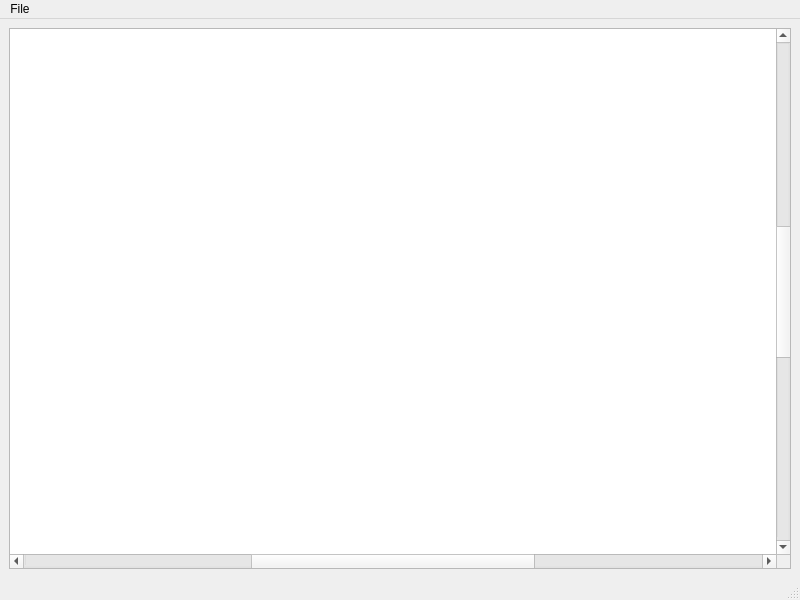
Before: the Qt Designer form mainwindow.ui in stweise/rico-cluster-qt, drawn with Qt 5.
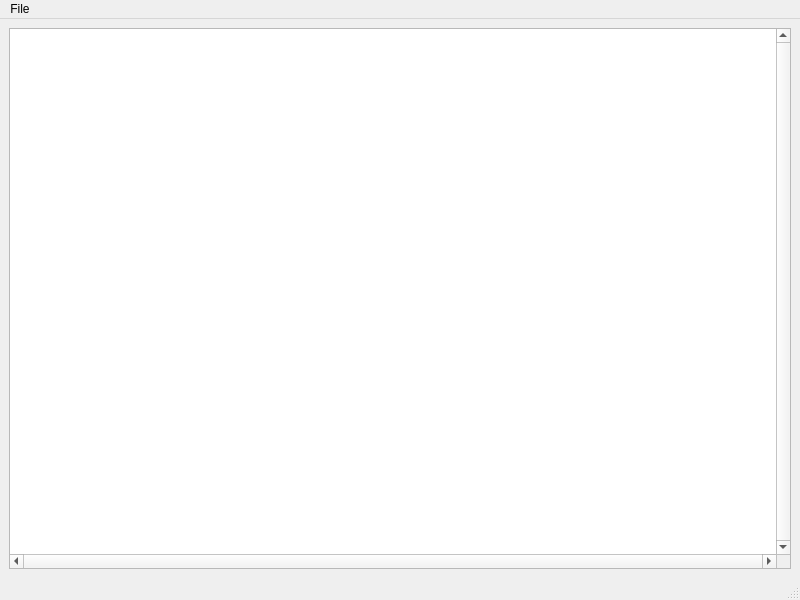
After: the same form once the commit is applied.

Commit message: removing the limits for sceneRect, it is now expanding as needed

Patch:
```diff
--- a/mainwindow.ui
+++ b/mainwindow.ui
@@ -23,14 +23,6 @@
       <property name="horizontalScrollBarPolicy">
        <enum>Qt::ScrollBarAlwaysOn</enum>
       </property>
-      <property name="sceneRect">
-       <rectf>
-        <x>-1000.000000000000000</x>
-        <y>-1000.000000000000000</y>
-        <width>2000.000000000000000</width>
-        <height>2000.000000000000000</height>
-       </rectf>
-      </property>
      </widget>
     </item>
    </layout>
```
